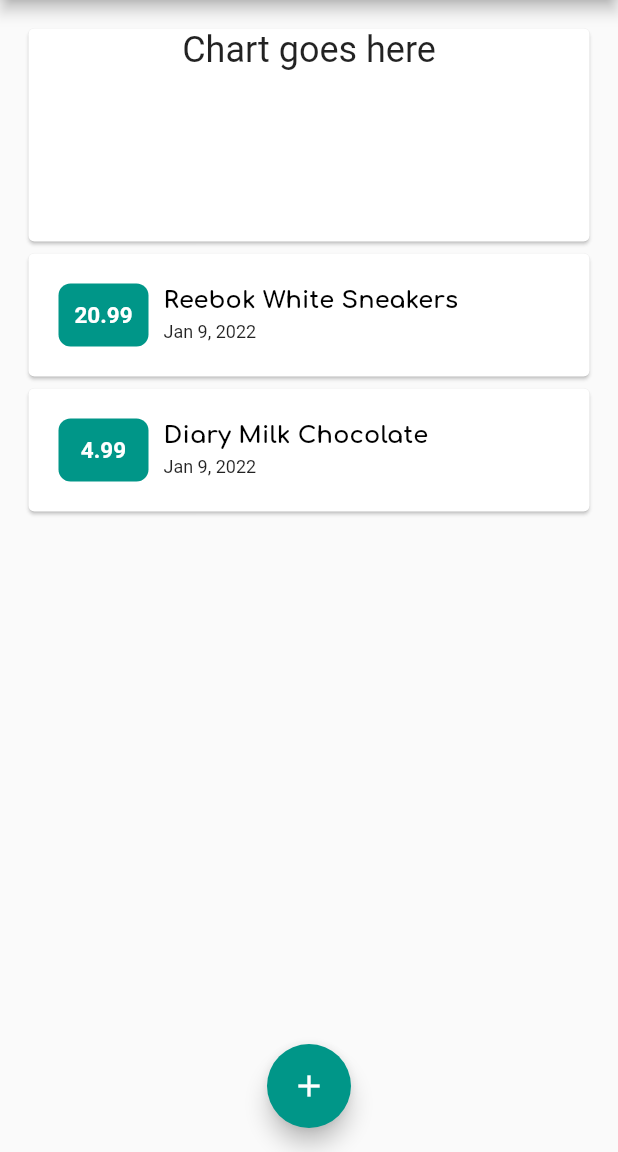
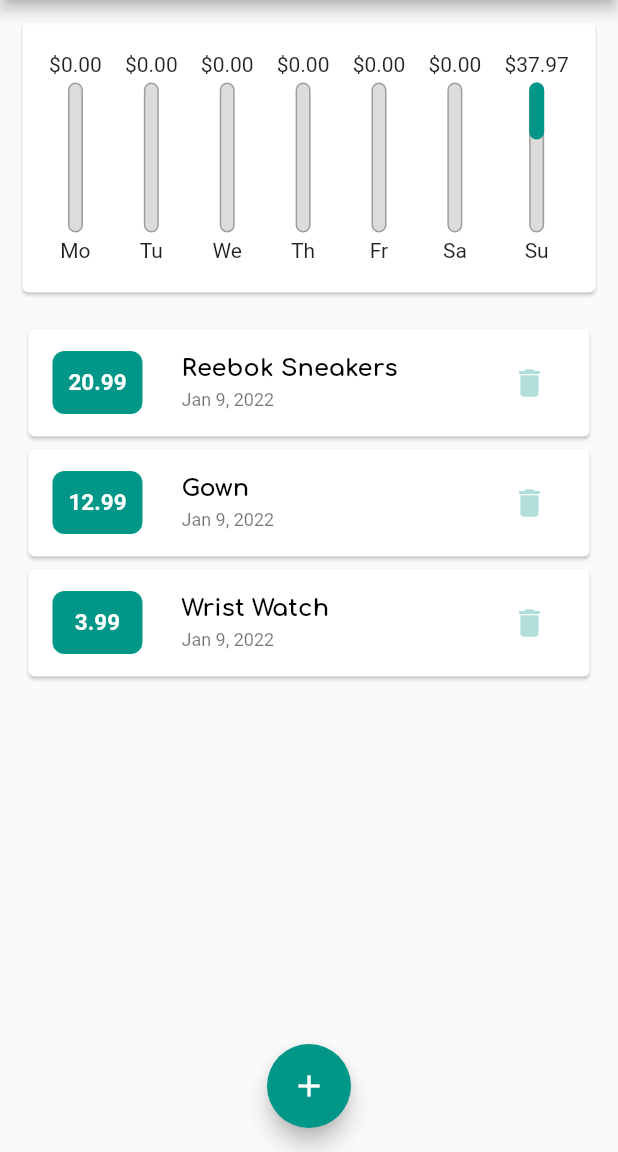
Before and after one commit to ismailomodara/expenses, a Flutter app: the screen it shows after launch, on a phone screen of 412 x 824 dp, the part 84-1236 px from its top. Run offline on Flutter 3.47's test engine with Material 2 defaults, Android fonts, the phone set to English and light mode, and no system bars.

Commit message:
Implemented Expenses Chart, Expense Date Map, Expense Delete

```diff
--- a/lib/main.dart
+++ b/lib/main.dart
@@ -20,9 +20,14 @@ class ExpensesApp extends StatelessWidget {
         fontFamily: 'Lato',
         textTheme: ThemeData.light().textTheme.copyWith(
               titleSmall: const TextStyle(
-                  fontFamily: 'Comfortaa',
-                  fontSize: 16,
-                  fontWeight: FontWeight.bold),
+                fontFamily: 'Comfortaa',
+                fontSize: 16,
+                fontWeight: FontWeight.bold,
+              ),
+            ),
+        buttonTheme: ThemeData.light().buttonTheme.copyWith(
+              buttonColor: Colors.red,
+              highlightColor: Colors.red,
             ),
         appBarTheme: const AppBarTheme(
           titleTextStyle: TextStyle(
@@ -46,14 +51,20 @@ class Home extends StatefulWidget {
 class _HomeState extends State<Home> {
   final Expenses expenses = Expenses();
 
-  addExpense(String title, double amount) {
+  addExpense(String title, double amount, DateTime date) {
     if (title.isEmpty || amount <= 0) {
       return;
     }
     setState(() {
-      expenses.addExpense(title, amount);
+      expenses.addExpense(title, amount, date);
     });
     Navigator.pop(context);
+  }
+
+  deleteExpense(String id) {
+    setState(() {
+      expenses.deleteExpense(id);
+    });
   }
 
   void showExpenseAdd(BuildContext context) {
@@ -84,8 +95,8 @@ class _HomeState extends State<Home> {
           child: Column(
             crossAxisAlignment: CrossAxisAlignment.stretch,
             children: [
-              const ExpensesChart(),
-              ExpensesAll(expenses.getExpenses()),
+              ExpensesChart(expenses.getRecentExpenses()),
+              ExpensesAll(expenses.getExpenses(), deleteExpense),
             ],
           ),
         ),
--- a/lib/models/expenses.dart
+++ b/lib/models/expenses.dart
@@ -4,46 +4,45 @@ class Expenses {
   final List<Expense> _expenses = [
     Expense(
       id: 't1',
-      title: 'Reebok White Sneakers',
+      title: 'Reebok Sneakers',
       amount: 20.99,
       date: DateTime.now(),
     ),
     Expense(
       id: 't2',
-      title: 'Diary Milk Chocolate',
-      amount: 4.99,
+      title: 'Gown',
+      amount: 12.99,
       date: DateTime.now(),
     ),
-    // Expense(
-    //   id: 't3',
-    //   title: 'Pulpy Orange Juice 1L',
-    //   amount: 0.99,
-    //   date: DateTime.now(),
-    // ),
-    // Expense(
-    //   id: 't4',
-    //   title: 'Toilet Paper (6 packs)',
-    //   amount: 7.99,
-    //   date: DateTime.now(),
-    // ),
-    // Expense(
-    //   id: 't4',
-    //   title: 'Toilet Paper (6 packs)',
-    //   amount: 7.99,
-    //   date: DateTime.now(),
-    // )
+    Expense(
+      id: 't3',
+      title: 'Wrist Watch',
+      amount: 3.99,
+      date: DateTime.now(),
+    ),
   ];
 
-  List getExpenses() {
+  List<Expense> getExpenses() {
     return _expenses;
   }
 
-  void addExpense(String title, double amount) {
+  List<Expense> getRecentExpenses() {
+    return _expenses.where((ex) {
+      return ex.date.isAfter(
+        DateTime.now().subtract(
+          const Duration(days: 7),
+        ),
+      );
+    }).toList();
+  }
+
+  void addExpense(String title, double amount, DateTime date) {
     var newEx = Expense(
-        id: 't${_expenses.length}',
-        title: title,
-        amount: amount,
-        date: DateTime.now());
+        id: 't${_expenses.length}', title: title, amount: amount, date: date);
     _expenses.add(newEx);
   }
+
+  void deleteExpense(String id) {
+    _expenses.removeWhere((ex) => ex.id == id);
+  }
 }
--- a/lib/widgets/expenses_all.dart
+++ b/lib/widgets/expenses_all.dart
@@ -3,8 +3,9 @@ import 'package:intl/intl.dart';
 
 class ExpensesAll extends StatelessWidget {
   final List _expenses;
+  Function deleteExpense;
 
-  const ExpensesAll(this._expenses, {Key? key}) : super(key: key);
+  ExpensesAll(this._expenses, this.deleteExpense, {Key? key}) : super(key: key);
 
   @override
   Widget build(BuildContext context) {
@@ -13,15 +14,12 @@ class ExpensesAll extends StatelessWidget {
       child: ListView.builder(
         itemBuilder: (context, index) {
           return Card(
-            child: Padding(
-              padding: const EdgeInsets.all(20.0),
-              child: Row(
-                children: [
-                  Container(
+            child: ListTile(
+              leading: Container(
                 width: 60,
                 margin: const EdgeInsets.only(right: 10.0),
-                    padding: const EdgeInsets.symmetric(
-                        vertical: 12.0, horizontal: 0),
+                padding:
+                    const EdgeInsets.symmetric(vertical: 12.0, horizontal: 0),
                 decoration: BoxDecoration(
                   color: Theme.of(context).primaryColor,
                   borderRadius: const BorderRadius.all(
@@ -31,7 +29,7 @@ class ExpensesAll extends StatelessWidget {
                   ),
                 ),
                 child: Text(
-                      _expenses[index].amount.toString(),
+                  _expenses[index].amount.toStringAsFixed(2),
                   textAlign: TextAlign.center,
                   style: const TextStyle(
                       color: Colors.white,
@@ -39,25 +37,20 @@ class ExpensesAll extends StatelessWidget {
                       fontWeight: FontWeight.bold),
                 ),
               ),
-                  Column(
-                    crossAxisAlignment: CrossAxisAlignment.start,
-                    children: [
-                      Text(
+              title: Text(
                 _expenses[index].title,
                 style: Theme.of(context).textTheme.titleSmall,
               ),
-                      const SizedBox(
-                        height: 5,
-                      ),
-                      Text(
+              subtitle: Text(
                 DateFormat('MMM d, yyyy').format(_expenses[index].date),
                 style: const TextStyle(
                   fontSize: 12,
                 ),
               ),
-                    ],
-                  )
-                ],
+              trailing: IconButton(
+                icon: const Icon(Icons.delete),
+                color: Theme.of(context).primaryColorLight,
+                onPressed: () => deleteExpense(_expenses[index].id),
               ),
             ),
           );
--- a/lib/widgets/expenses_chart.dart
+++ b/lib/widgets/expenses_chart.dart
@@ -1,21 +1,99 @@
+import 'package:expenses/models/expense.dart';
 import 'package:flutter/material.dart';
+import 'package:intl/intl.dart';
 
 class ExpensesChart extends StatelessWidget {
-  const ExpensesChart({Key? key}) : super(key: key);
+  final List<Expense> recentExpenses;
+
+  const ExpensesChart(this.recentExpenses, {Key? key}) : super(key: key);
+
+  List<Map<String, dynamic>> get groupedExpenses {
+    return List.generate(7, (index) {
+      final weekDay = DateTime.now().subtract(
+        Duration(days: index),
+      );
+      var amount = 0.0;
+
+      for (int i = 0; i < recentExpenses.length; i++) {
+        var exDate = DateFormat.yMMMd().format(recentExpenses[i].date);
+        var weekDayDate = DateFormat.yMMMd().format(weekDay);
+
+        if (exDate == weekDayDate) {
+          amount = amount + recentExpenses[i].amount;
+        }
+      }
+
+      return {
+        'day': DateFormat.E().format(weekDay).substring(0, 2),
+        'amount': amount
+      };
+    }).reversed.toList();
+  }
+
+  double get expenseDaily {
+    return groupedExpenses.fold(0.0, (total, ex) {
+      return total + ex['amount'];
+    });
+  }
 
   @override
   Widget build(BuildContext context) {
-    return const SizedBox(
-      height: 150.0,
-      child: Card(
-        child: Text(
-          'Chart goes here',
-          style: TextStyle(
-            fontSize: 24,
-          ),
-          textAlign: TextAlign.center,
+    return Card(
+      margin: const EdgeInsets.only(bottom: 20.0),
+      child: Padding(
+        padding: const EdgeInsets.symmetric(vertical: 20.0, horizontal: 10.0),
+        child: Row(
+          mainAxisAlignment: MainAxisAlignment.spaceAround,
+          children: groupedExpenses.map((ex) {
+            return ChartBar(ex['day'], ex['amount']);
+          }).toList(),
         ),
       ),
     );
   }
 }
+
+class ChartBar extends StatelessWidget {
+  final String label;
+  final double amount;
+
+  const ChartBar(this.label, this.amount, {Key? key}) : super(key: key);
+
+  @override
+  Widget build(BuildContext context) {
+    return Column(
+      children: [
+        Text('\$${amount.toStringAsFixed(2)}'),
+        const SizedBox(
+          height: 4,
+        ),
+        SizedBox(
+          height: 100.0,
+          width: 10,
+          child: Stack(
+            children: [
+              Container(
+                decoration: BoxDecoration(
+                  border: Border.all(color: Colors.grey, width: 1.0),
+                  color: const Color.fromRGBO(220, 220, 220, 1),
+                  borderRadius: BorderRadius.circular(20),
+                ),
+              ),
+              Container(
+                height: amount,
+                decoration: BoxDecoration(
+                  color: Theme.of(context).primaryColor,
+                  borderRadius: BorderRadius.circular(20),
+                ),
+              ),
+            ],
+          ),
+        ),
+        const SizedBox(
+          height: 4,
+        ),
+        Text(label)
+      ],
+    );
+  }
+}
```
Also changed, not shown: lib/widgets/expense_add.dart (+47 -14 lines). Lines whose indentation alone changed are shown as unchanged.
